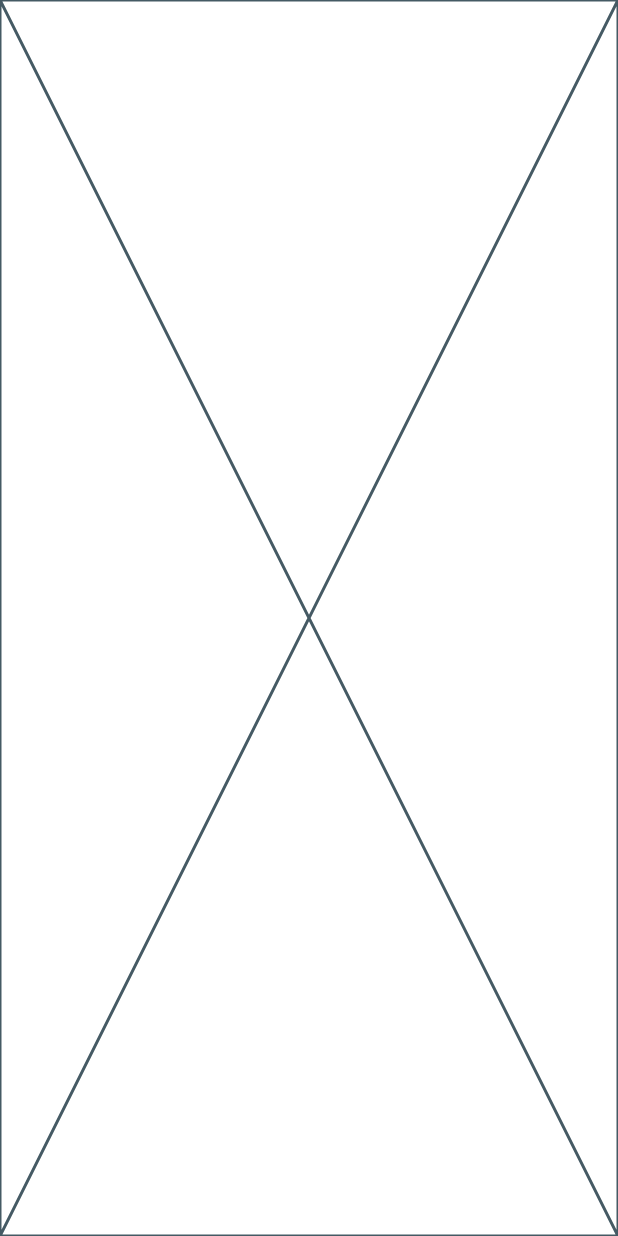
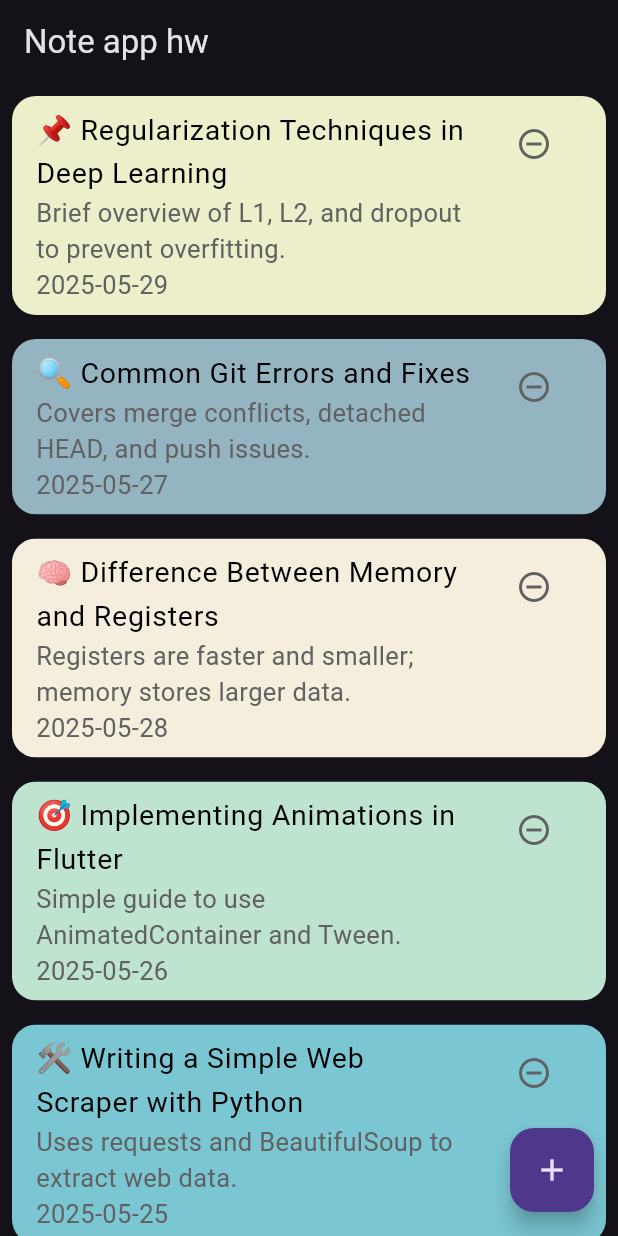
Before and after one commit to SmallLava/note_app_hw, a Flutter app: the screen it shows after launch, on a phone screen of 412 x 824 dp. Run offline on Flutter 3.47's test engine with Material 3 defaults, Android fonts, the phone set to English and light mode, and no system bars; our stand-ins replace gap.

```diff
--- a/lib/components/note_card.dart
+++ b/lib/components/note_card.dart
@@ -1,7 +1,7 @@
 import 'package:flutter/material.dart';
 import '../constants.dart';
 import 'package:intl/intl.dart';
-import '../model/note.dart';
+import 'package:note_app_hw/model/note.dart';
 
 class NoteCard extends StatelessWidget {
   final Note note;
--- a/lib/main.dart
+++ b/lib/main.dart
@@ -1,4 +1,8 @@
 import 'package:flutter/material.dart';
+import 'service/note_service.dart';
+import 'components/note_card.dart';
+import 'constants.dart';
+import 'package:gap/gap.dart';
 
 void main() => runApp(MyApp());
 
@@ -7,6 +11,105 @@ class MyApp extends StatelessWidget {
 
   @override
   Widget build(BuildContext context) {
-    return const Placeholder();
+    return MaterialApp(
+      title: 'Demo',
+      theme: ThemeData.dark(),
+      home: HomePage(),
+      routes: <String, WidgetBuilder>{'/add_note': (_) => AddNote()},
+    );
   }
 }
+
+class HomePage extends StatefulWidget {
+  const HomePage({super.key});
+
+  @override
+  State<HomePage> createState() => _HomePageState();
+}
+
+class _HomePageState extends State<HomePage> {
+  final NoteService _noteService = NoteService();
+  String noteTitle = '';
+  String noteDescription = '';
+
+  @override
+  Widget build(BuildContext context) {
+    return Scaffold(
+      floatingActionButton: FloatingActionButton(
+        onPressed: () async {
+          final result = await Navigator.of(
+            context,
+          ).push(MaterialPageRoute(builder: (context) => AddNote()));
+          if (result != null && result is Map) {
+            setState(() {
+              noteTitle = result['title'];
+              noteDescription = result['description'];
+              _noteService.addNote(title: result['title'], description: result['description']);
+            });
+          }
+        },
+        child: Icon(Icons.add),
+      ),
+      appBar: AppBar(title: const Text('Note app hw')),
+      body: ListView.builder(
+        itemCount: _noteService.notes.length,
+        itemBuilder: (context, index) {
+          return NoteCard(
+            note: _noteService.notes[index],
+            color: colorPool[index % colorPool.length],
+            onPressed: () {
+              setState(() {
+                _noteService.deleteNote(index: index);
+              });
+            },
+          );
+        },
+      ),
+    );
+  }
+}
+
+class AddNote extends StatelessWidget {
+  AddNote({super.key});
+
+  final TextEditingController titleController = TextEditingController();
+  final TextEditingController descriptionController = TextEditingController();
+
+  @override
+  Widget build(BuildContext context) {
+    return Scaffold(
+      appBar: AppBar(title: Text('Add note')),
+      body: Center(
+        child: Column(
+          children: [
+            TextField(
+              controller: titleController,
+              decoration: InputDecoration(
+                border: OutlineInputBorder(),
+                hintText: 'Enter note title',
+              ),
+            ),
+            Gap(10),
+            TextField(
+              controller: descriptionController,
+              decoration: InputDecoration(
+                border: OutlineInputBorder(),
+                hintText: 'Enter note description',
+              ),
+            ),
+            Gap(20),
+            ElevatedButton(
+              onPressed: () {
+                Navigator.of(context).pop({
+                  'title': titleController.text,
+                  'description': descriptionController.text,
+                });
+              },
+              child: Text('Save'),
+            ),
+          ],
+        ),
+      ),
+    );
+  }
+}
--- a/lib/service/note_service.dart
+++ b/lib/service/note_service.dart
@@ -1,4 +1,4 @@
-import 'package:note_app_hw/Model/note.dart';
+import 'package:note_app_hw/model/note.dart';
 
 class NoteService {
   //_ -> 設private
--- a/pubspec.yaml
+++ b/pubspec.yaml
@@ -34,6 +34,8 @@ dependencies:
   # The following adds the Cupertino Icons font to your application.
   # Use with the CupertinoIcons class for iOS style icons.
   cupertino_icons: ^1.0.8
+  intl: ^0.20.2
+  gap: ^3.0.1
 
 dev_dependencies:
   flutter_test:
```
Also changed, not shown: pubspec.lock.
